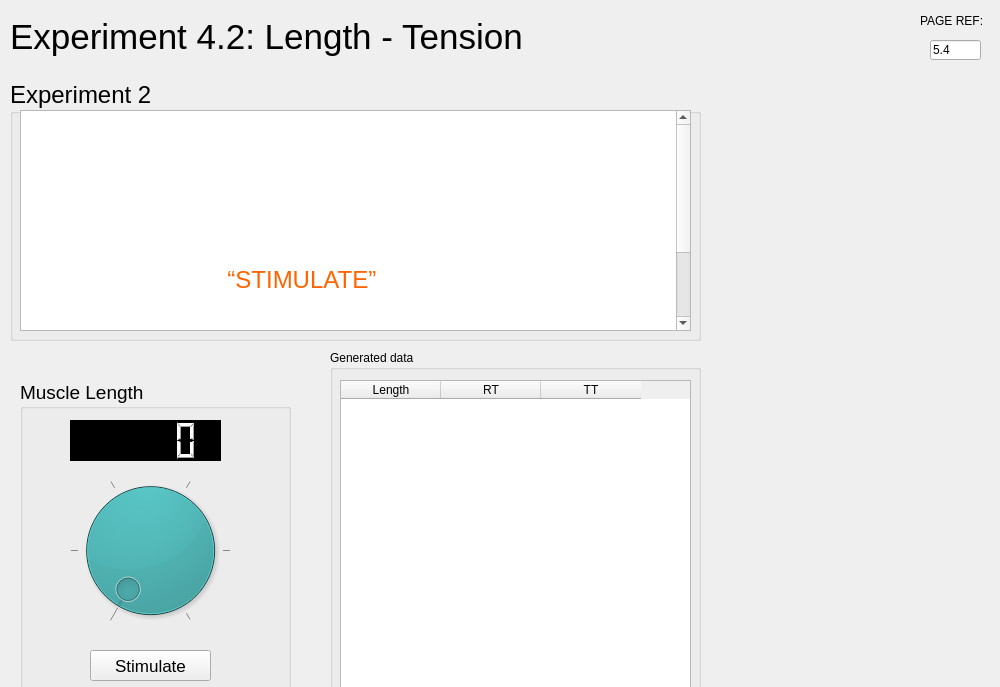
Above: rsc/ui/experiment4.2_length_tension.ui from KarinaKarenik/Skeletal-Muscle-Contraction-Lab before the change. Below: the same form after it.
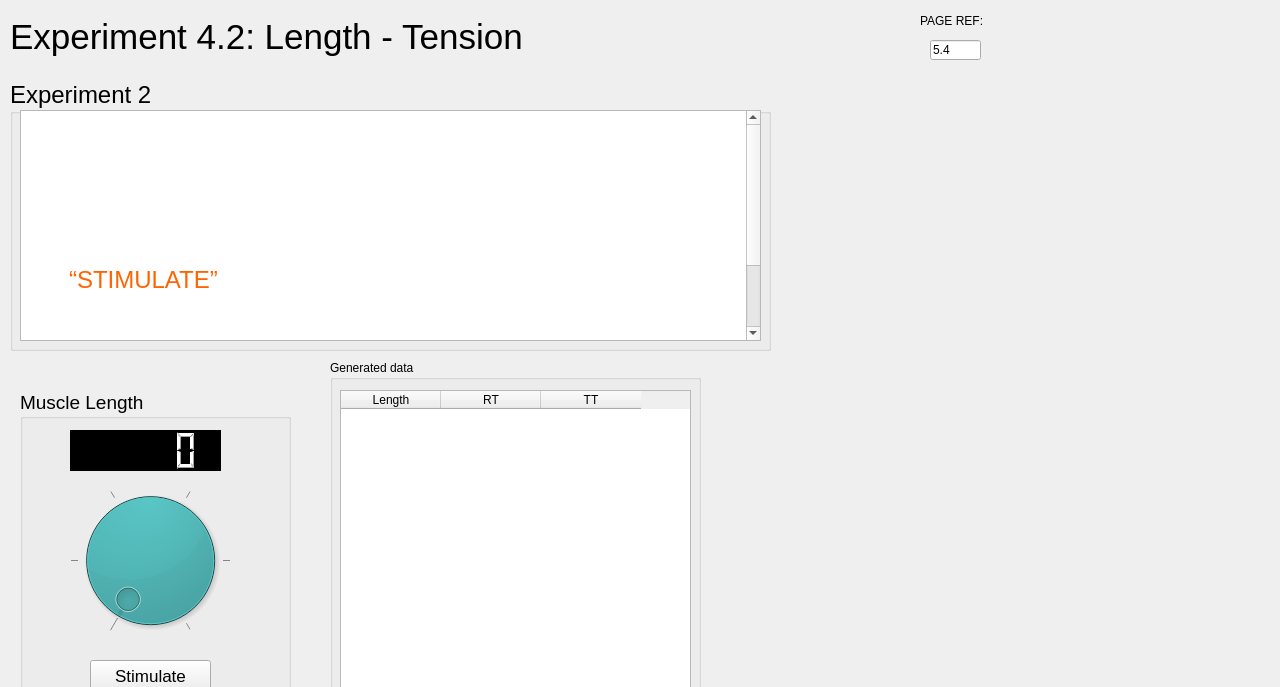
That is the form after the change. Icons and pictures are not drawn.

```diff
--- a/rsc/ui/experiment4.2_length_tension.ui
+++ b/rsc/ui/experiment4.2_length_tension.ui
@@ -6,7 +6,7 @@
    <rect>
     <x>0</x>
     <y>0</y>
-    <width>1000</width>
+    <width>1280</width>
     <height>687</height>
    </rect>
   </property>
@@ -21,7 +21,7 @@
     <property name="geometry">
      <rect>
       <x>20</x>
-      <y>380</y>
+      <y>390</y>
       <width>271</width>
       <height>321</height>
      </rect>
@@ -103,7 +103,7 @@
     <property name="geometry">
      <rect>
       <x>330</x>
-      <y>350</y>
+      <y>360</y>
       <width>371</width>
       <height>351</height>
      </rect>
@@ -300,7 +300,7 @@
      <rect>
       <x>10</x>
       <y>0</y>
-      <width>571</width>
+      <width>751</width>
       <height>74</height>
      </rect>
     </property>
@@ -318,8 +318,8 @@
      <rect>
       <x>10</x>
       <y>80</y>
-      <width>691</width>
-      <height>261</height>
+      <width>761</width>
+      <height>271</height>
      </rect>
     </property>
     <property name="font">
@@ -335,8 +335,8 @@
       <rect>
        <x>10</x>
        <y>30</y>
-       <width>671</width>
-       <height>221</height>
+       <width>741</width>
+       <height>231</height>
       </rect>
      </property>
      <property name="font">
@@ -358,7 +358,7 @@
    <widget class="QLabel" name="labelImage">
     <property name="geometry">
      <rect>
-      <x>760</x>
+      <x>780</x>
       <y>180</y>
       <width>181</width>
       <height>341</height>
```
